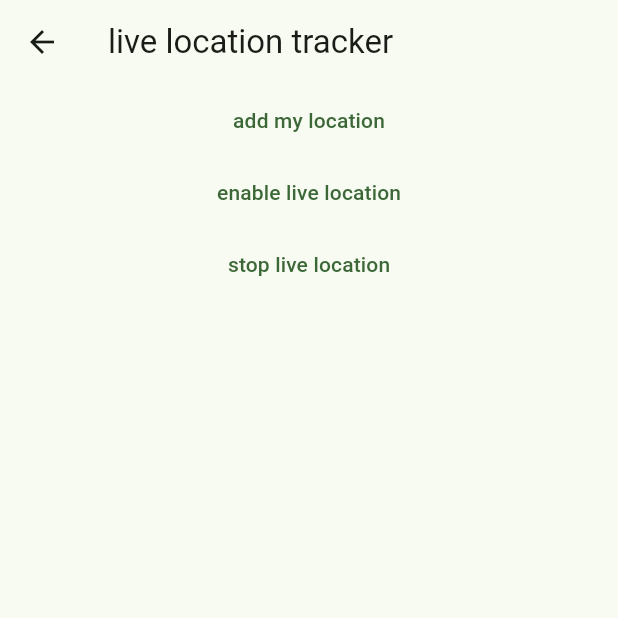
After one commit to Wetto27/trashmap, a Flutter app: the MyApp screen opened directly, after a tap on "add my location", on a phone screen of 412 x 824 dp, the top half of it. The commit adds this screen. Run offline on Flutter 3.47's test engine with Material 3 defaults, Android fonts, the phone set to English and light mode, and no system bars; our stand-ins replace cloud_firestore, firebase_core, google_maps_flutter, location, permission_handler; accounts and stored records are empty.

Commit message:
adicionado o gps

```diff
--- a/lib/pages/app_widget.dart
+++ b/lib/pages/app_widget.dart
@@ -19,6 +19,10 @@ class AppWidget extends StatelessWidget {
         '/register':(context) => const RegisterPage(),
         '/home': (context) => const HomePage(),
       },
+      theme: ThemeData(
+        colorScheme: ColorScheme.fromSeed(seedColor: Color(0xFF1B571D)),
+        useMaterial3: true,
+      ),
     );
   }
 }
--- a/lib/pages/home_page.dart
+++ b/lib/pages/home_page.dart
@@ -1,4 +1,5 @@
 import 'package:flutter/material.dart';
+import 'package:trashmap/pages/map_page.dart';
 
 class HomePage extends StatefulWidget {
   const HomePage({super.key});
@@ -12,13 +13,14 @@ class _HomePageState extends State<HomePage> {
   Widget build(BuildContext context) {
     return Scaffold(
       appBar: AppBar(
-        backgroundColor: const Color.fromARGB(255, 255, 89, 0),
+        backgroundColor: const Color(0xFF1B571D),
         centerTitle: true,
         title: const Text('TRASHMAP',
                     style: TextStyle(
                       color: Colors.white
                     ),),
       ),
+      body: mapPage("3"),
     );
   }
 }
--- a/lib/pages/login_page.dart
+++ b/lib/pages/login_page.dart
@@ -35,7 +35,7 @@ class _LoginPageState extends State<LoginPage> {
               mainAxisAlignment: MainAxisAlignment.center,
               children: [
                 Image.asset(
-                  'assets/images/orangeicon.png',
+                  'assets/images/greentruckicon.png',
                   width: 150,
                   height: 150,
                 ),
@@ -84,7 +84,7 @@ class _LoginPageState extends State<LoginPage> {
                   child: ElevatedButton(
                     style: const ButtonStyle(
                       backgroundColor: MaterialStatePropertyAll<Color>(
-                        Color(0xFFFF5900),
+                        Color(0xFF1B571D),
                       ),
                     ),
                     onPressed: login,
--- a/lib/pages/main.dart
+++ b/lib/pages/main.dart
@@ -1,7 +1,10 @@
+import 'package:firebase_core/firebase_core.dart';
 import 'package:flutter/material.dart';
 import 'package:trashmap/pages/app_widget.dart';
 
 
-void main() {
+void main() async {
+  WidgetsFlutterBinding.ensureInitialized();
+  await Firebase.initializeApp();
   runApp(const AppWidget());
 }
--- /dev/null
+++ b/lib/pages/map_controller.dart
@@ -0,0 +1,141 @@
+import 'dart:async';
+
+import 'package:cloud_firestore/cloud_firestore.dart';
+import 'package:flutter/material.dart';
+import 'package:location/location.dart' as loc;
+import 'package:permission_handler/permission_handler.dart';
+import 'package:trashmap/pages/map_page.dart';
+
+
+class MyApp extends StatefulWidget {
+  const MyApp({super.key});
+
+  @override
+  // ignore: library_private_types_in_public_api
+  _MyAppState createState() => _MyAppState();
+}
+
+class _MyAppState extends State<MyApp> {
+  final loc.Location location = loc.Location();
+  StreamSubscription<loc.LocationData>? _locationSubscription;
+
+  @override
+  void initState() {
+    super.initState();
+    _requestPermission();
+    // location.changeSettings(interval: 300, accuracy: loc.LocationAccuracy.high);
+    // location.enableBackgroundMode(enable: true);
+  }
+
+  @override
+  Widget build(BuildContext context) {
+    return Scaffold(
+      appBar: AppBar(
+        title: Text('live location tracker'),
+      ),
+      body: Column(
+        children: [
+          TextButton(
+              onPressed: () {
+                _getLocation();
+              },
+              child: Text('add my location')),
+          TextButton(
+              onPressed: () {
+                _listenLocation();
+              },
+              child: Text('enable live location')),
+          TextButton(
+              onPressed: () {
+                _stopListening();
+              },
+              child: Text('stop live location')),
+          Expanded(
+              child: StreamBuilder(
+            stream:
+                FirebaseFirestore.instance.collection('location').snapshots(),
+            builder: (context, AsyncSnapshot<QuerySnapshot> snapshot) {
+              if (!snapshot.hasData) {
+                return Center(child: CircularProgressIndicator());
+              }
+              return ListView.builder(
+                  itemCount: snapshot.data?.docs.length,
+                  itemBuilder: (context, index) {
+                    return ListTile(
+                      title:
+                          Text(snapshot.data!.docs[index]['name'].toString()),
+                      subtitle: Row(
+                        children: [
+                          Text(snapshot.data!.docs[index]['latitude']
+                              .toString()),
+                          SizedBox(
+                            width: 20,
+                          ),
+                          Text(snapshot.data!.docs[index]['longitude']
+                              .toString()),
+                        ],
+                      ),
+                      trailing: IconButton(
+                        icon: Icon(Icons.directions),
+                        onPressed: () {
+                          Navigator.of(context).push(MaterialPageRoute(
+                              builder: (context) =>
+                                  mapPage(snapshot.data!.docs[index].id)));
+                        },
+                      ),
+                    );
+                  });
+            },
+          )),
+        ],
+      ),
+    );
+  }
+
+  _getLocation() async {
+    try {
+      final loc.LocationData _locationResult = await location.getLocation();
+      await FirebaseFirestore.instance.collection('location').doc('user1').set({
+        'latitude': _locationResult.latitude,
+        'longitude': _locationResult.longitude,
+        'name': 'john'
+      }, SetOptions(merge: true));
+    } catch (e) {
+      print(e);
+    }
+  }
+
+  Future<void> _listenLocation() async {
+    _locationSubscription = location.onLocationChanged.handleError((onError) {
+      print(onError);
+      _locationSubscription?.cancel();
+      setState(() {
+        _locationSubscription = null;
+      });
+    }).listen((loc.LocationData currentlocation) async {
+      await FirebaseFirestore.instance.collection('location').doc('user1').set({
+        'latitude': currentlocation.latitude,
+        'longitude': currentlocation.longitude,
+        'name': 'john'
+      }, SetOptions(merge: true));
+    });
+  }
+
+  _stopListening() {
+    _locationSubscription?.cancel();
+    setState(() {
+      _locationSubscription = null;
+    });
+  }
+
+  _requestPermission() async {
+    var status = await Permission.location.request();
+    if (status.isGranted) {
+      print('done');
+    } else if (status.isDenied) {
+      _requestPermission();
+    } else if (status.isPermanentlyDenied) {
+      openAppSettings();
+    }
+  }
+}
--- a/lib/pages/register_page.dart
+++ b/lib/pages/register_page.dart
@@ -27,7 +27,7 @@ class _RegisterPageState extends State<RegisterPage> {
   Widget build(BuildContext context) {
     return Scaffold(
       appBar: AppBar(
-        backgroundColor: const Color.fromARGB(255, 255, 89, 0),
+        backgroundColor: const Color(0xFF1B571D),
         centerTitle: true,
         title: const Text('Pagina de Registro',
         style: TextStyle(
@@ -92,7 +92,7 @@ class _RegisterPageState extends State<RegisterPage> {
                 child: ElevatedButton(
                   style: const ButtonStyle(
                     backgroundColor: MaterialStatePropertyAll<Color>(
-                      Color.fromARGB(255, 255, 89, 0),
+                      Color(0xFF1B571D),
                     ),
                   ),
                   onPressed: register,
```
Also changed, not shown: lib/pages/first_page.dart (+7 -2 lines), lib/pages/map_page.dart (added, +73 -0 lines), pubspec.yaml (+11 -4 lines), assets/images/blackicon.png (deleted), assets/images/blacktruckicon.png (added), assets/images/greenbackgroundicon.png (added), assets/images/greentruckicon.png (added), assets/images/orangeicon.png (deleted), assets/images/splashicon.png (deleted), assets/images/whiteicon.png (deleted), assets/images/whitetruckicon.png (added), pubspec.lock, 5 other files.
